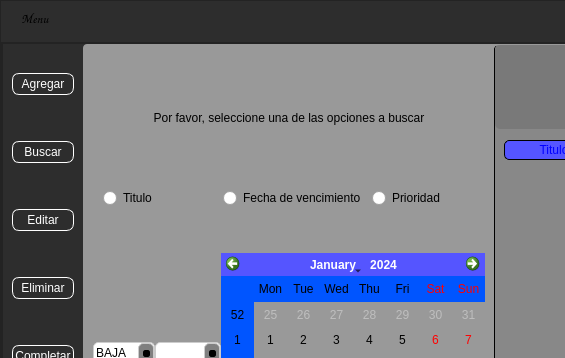
The window that proyecto_tareas.ui (IgnacioP90/proyecto_tareas) describes before a commit, drawn with Qt 5; both pictures show x 0 to 565 and y 0 to 358 of the 805 by 600 pixel window.
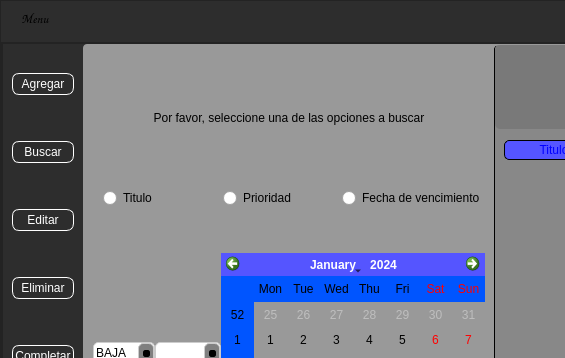
The same window after the commit. The open tabs and pages were chosen to show the change. Icons and pictures are not drawn.

Commit message: cambios varios

```diff
--- a/proyecto_tareas.ui
+++ b/proyecto_tareas.ui
@@ -418,7 +418,7 @@
 }</string>
                           </property>
                           <property name="currentIndex">
-                           <number>6</number>
+                           <number>4</number>
                           </property>
                           <widget class="QWidget" name="page_1">
                            <layout class="QGridLayout" name="gridLayout_3">
@@ -846,11 +846,11 @@
                              </widget>
                             </item>
                             <item>
-                             <layout class="QGridLayout" name="gridLayout_15">
+                             <layout class="QHBoxLayout" name="horizontalLayout_23">
                               <property name="leftMargin">
                                <number>10</number>
                               </property>
-                              <item row="0" column="0">
+                              <item>
                                <widget class="QRadioButton" name="SelectTitulo">
                                 <property name="maximumSize">
                                  <size>
@@ -866,7 +866,23 @@
                                 </property>
                                </widget>
                               </item>
-                              <item row="0" column="1">
+                              <item>
+                               <widget class="QRadioButton" name="SelectPrioridad">
+                                <property name="maximumSize">
+                                 <size>
+                                  <width>16777215</width>
+                                  <height>16777215</height>
+                                 </size>
+                                </property>
+                                <property name="cursor">
+                                 <cursorShape>PointingHandCursor</cursorShape>
+                                </property>
+                                <property name="text">
+                                 <string>Prioridad</string>
+                                </property>
+                               </widget>
+                              </item>
+                              <item>
                                <widget class="QRadioButton" name="SelectFechaVencimiento">
                                 <property name="maximumSize">
                                  <size>
@@ -882,22 +898,6 @@
                                 </property>
                                </widget>
                               </item>
-                              <item row="0" column="2">
-                               <widget class="QRadioButton" name="SelectPrioridad">
-                                <property name="maximumSize">
-                                 <size>
-                                  <width>16777215</width>
-                                  <height>16777215</height>
-                                 </size>
-                                </property>
-                                <property name="cursor">
-                                 <cursorShape>PointingHandCursor</cursorShape>
-                                </property>
-                                <property name="text">
-                                 <string>Prioridad</string>
-                                </property>
-                               </widget>
-                              </item>
                              </layout>
                             </item>
                             <item>
```
The commit also changes 1 other file.
